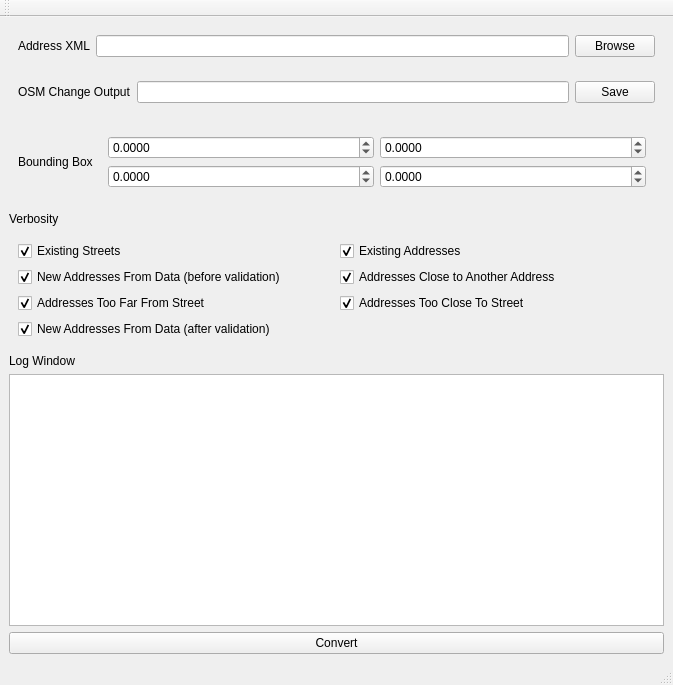
First picture: the form in MainForm.ui, repository saiarcot895/osm-fulton-address, before the edit.
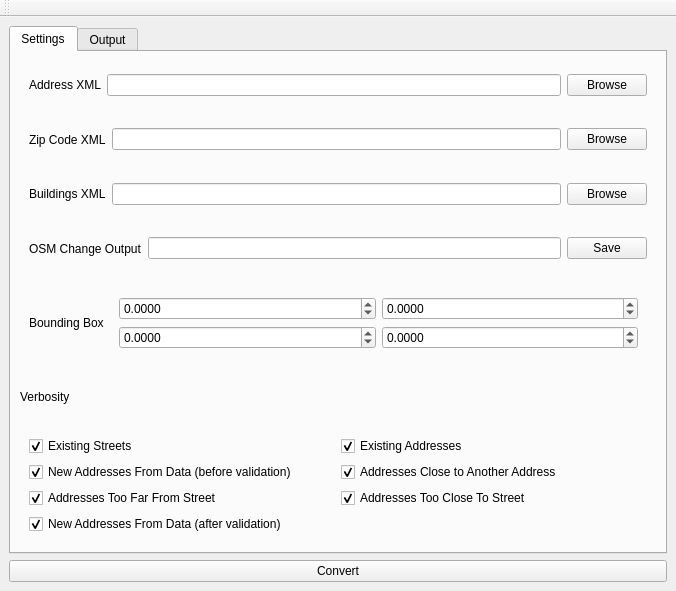
Second picture: the form after the edit.

Commit message: Add zip code file and building file fields

What changed in the file:
```diff
--- a/MainForm.ui
+++ b/MainForm.ui
@@ -6,8 +6,8 @@
    <rect>
     <x>0</x>
     <y>0</y>
-    <width>673</width>
-    <height>685</height>
+    <width>676</width>
+    <height>591</height>
    </rect>
   </property>
   <property name="windowTitle">
@@ -15,31 +15,17 @@
   </property>
   <widget class="QWidget" name="centralwidget">
    <layout class="QGridLayout" name="gridLayout">
-    <item row="6" column="0">
-     <widget class="QTextBrowser" name="textBrowser">
-      <property name="acceptRichText">
-       <bool>false</bool>
+    <item row="1" column="0">
+     <widget class="QTabWidget" name="tabWidget">
+      <property name="currentIndex">
+       <number>0</number>
       </property>
-      <property name="textInteractionFlags">
-       <set>Qt::TextSelectableByKeyboard|Qt::TextSelectableByMouse</set>
-      </property>
-     </widget>
-    </item>
-    <item row="5" column="0">
-     <widget class="QLabel" name="label_3">
-      <property name="text">
-       <string>Log Window</string>
-      </property>
-     </widget>
-    </item>
-    <item row="7" column="0">
-     <widget class="QPushButton" name="pushButton_2">
-      <property name="text">
-       <string>Convert</string>
-      </property>
-     </widget>
-    </item>
-    <item row="0" column="0">
+      <widget class="QWidget" name="tab">
+       <attribute name="title">
+        <string>Settings</string>
+       </attribute>
+       <layout class="QVBoxLayout" name="verticalLayout">
+        <item>
      <widget class="QWidget" name="widget" native="true">
       <layout class="QHBoxLayout" name="horizontalLayout">
        <item>
@@ -62,7 +48,76 @@
       </layout>
      </widget>
     </item>
-    <item row="2" column="0">
+        <item>
+         <widget class="QWidget" name="widget_6" native="true">
+          <layout class="QHBoxLayout" name="horizontalLayout_4">
+           <item>
+            <widget class="QLabel" name="label_6">
+             <property name="text">
+              <string>Zip Code XML</string>
+             </property>
+            </widget>
+           </item>
+           <item>
+            <widget class="QLineEdit" name="lineEdit_3"/>
+           </item>
+           <item>
+            <widget class="QPushButton" name="pushButton_4">
+             <property name="text">
+              <string>Browse</string>
+             </property>
+            </widget>
+           </item>
+          </layout>
+         </widget>
+        </item>
+        <item>
+         <widget class="QWidget" name="widget_7" native="true">
+          <layout class="QHBoxLayout" name="horizontalLayout_5">
+           <item>
+            <widget class="QLabel" name="label_7">
+             <property name="text">
+              <string>Buildings XML</string>
+             </property>
+            </widget>
+           </item>
+           <item>
+            <widget class="QLineEdit" name="lineEdit_4"/>
+           </item>
+           <item>
+            <widget class="QPushButton" name="pushButton_5">
+             <property name="text">
+              <string>Browse</string>
+             </property>
+            </widget>
+           </item>
+          </layout>
+         </widget>
+        </item>
+        <item>
+         <widget class="QWidget" name="widget_4" native="true">
+          <layout class="QHBoxLayout" name="horizontalLayout_3">
+           <item>
+            <widget class="QLabel" name="label_4">
+             <property name="text">
+              <string>OSM Change Output</string>
+             </property>
+            </widget>
+           </item>
+           <item>
+            <widget class="QLineEdit" name="lineEdit_2"/>
+           </item>
+           <item>
+            <widget class="QPushButton" name="pushButton_3">
+             <property name="text">
+              <string>Save</string>
+             </property>
+            </widget>
+           </item>
+          </layout>
+         </widget>
+        </item>
+        <item>
      <widget class="QWidget" name="widget_2" native="true">
       <layout class="QHBoxLayout" name="horizontalLayout_2">
        <item>
@@ -151,30 +206,14 @@
       </layout>
      </widget>
     </item>
-    <item row="1" column="0">
-     <widget class="QWidget" name="widget_4" native="true">
-      <layout class="QHBoxLayout" name="horizontalLayout_3">
        <item>
-        <widget class="QLabel" name="label_4">
+         <widget class="QLabel" name="label_5">
          <property name="text">
-          <string>OSM Change Output</string>
+           <string>Verbosity</string>
          </property>
         </widget>
        </item>
        <item>
-        <widget class="QLineEdit" name="lineEdit_2"/>
-       </item>
-       <item>
-        <widget class="QPushButton" name="pushButton_3">
-         <property name="text">
-          <string>Save</string>
-         </property>
-        </widget>
-       </item>
-      </layout>
-     </widget>
-    </item>
-    <item row="4" column="0">
      <widget class="QWidget" name="widget_5" native="true">
       <layout class="QGridLayout" name="gridLayout_3">
        <item row="0" column="0">
@@ -250,26 +289,43 @@
       </layout>
      </widget>
     </item>
-    <item row="3" column="0">
-     <widget class="QLabel" name="label_5">
+       </layout>
+      </widget>
+      <widget class="QWidget" name="tab_2">
+       <attribute name="title">
+        <string>Output</string>
+       </attribute>
+       <layout class="QVBoxLayout" name="verticalLayout_2">
+        <item>
+         <widget class="QLabel" name="label_3">
       <property name="text">
-       <string>Verbosity</string>
+           <string>Log Window</string>
       </property>
      </widget>
     </item>
-   </layout>
-  </widget>
-  <widget class="QMenuBar" name="menubar">
-   <property name="geometry">
-    <rect>
-     <x>0</x>
-     <y>0</y>
-     <width>673</width>
-     <height>25</height>
-    </rect>
-   </property>
-  </widget>
-  <widget class="QStatusBar" name="statusbar"/>
+        <item>
+         <widget class="QTextBrowser" name="textBrowser">
+          <property name="acceptRichText">
+           <bool>false</bool>
+          </property>
+          <property name="textInteractionFlags">
+           <set>Qt::TextSelectableByKeyboard|Qt::TextSelectableByMouse</set>
+          </property>
+         </widget>
+        </item>
+       </layout>
+      </widget>
+     </widget>
+    </item>
+    <item row="2" column="0">
+     <widget class="QPushButton" name="pushButton_2">
+      <property name="text">
+       <string>Convert</string>
+      </property>
+     </widget>
+    </item>
+   </layout>
+  </widget>
   <widget class="QToolBar" name="toolBar">
    <property name="windowTitle">
     <string>toolBar</string>
```
Lines whose indentation alone changed are shown as unchanged. The commit also changes 2 other files.
